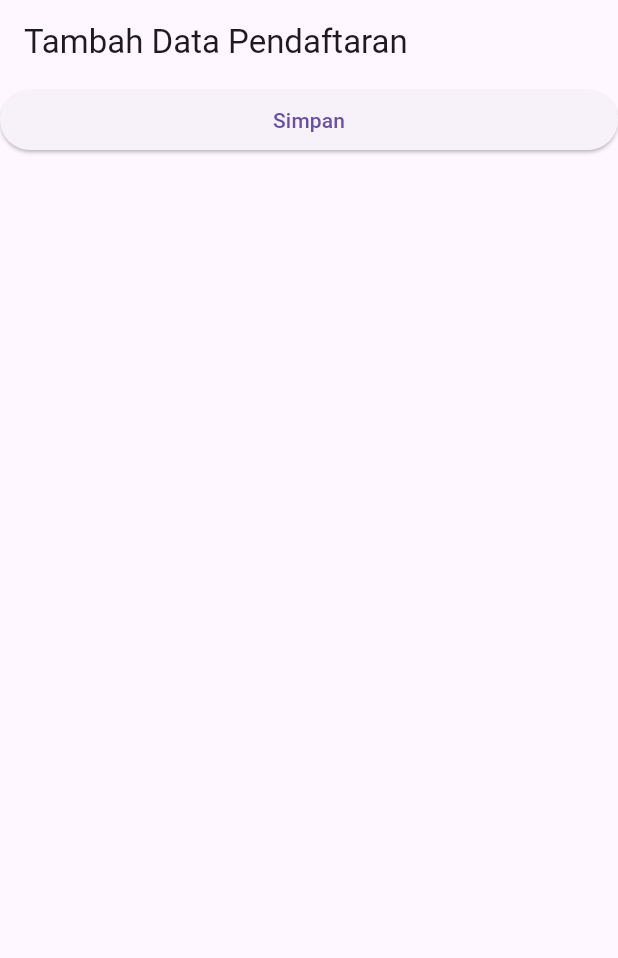
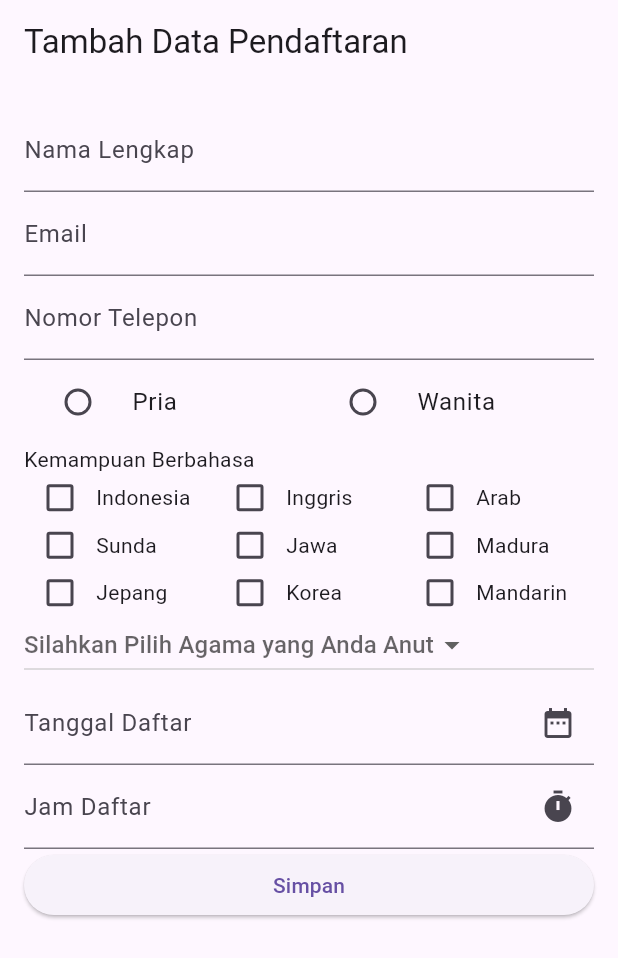
Before and after one commit to FarhanSFix/p11, a Flutter app: the PendaftaranAdd screen opened directly, after a tap on "Simpan", on a phone screen of 412 x 824 dp. Shown: the top 958 px of the screen. Run offline on Flutter 3.47's test engine with Material 3 defaults, Android fonts, the phone set to English and light mode, and no system bars; network calls fail.

Commit message:
tambah data

```diff
--- /dev/null
+++ b/lib/KemampuanBerbahasa.dart
@@ -0,0 +1,77 @@
+import 'package:flutter/material.dart';
+
+List<String> bahasaDipilihList = [];
+
+class KemampuanBerbahasa extends StatefulWidget {
+  const KemampuanBerbahasa({super.key});
+
+  @override
+  State<KemampuanBerbahasa> createState() => _KemampuanBerbahasaState();
+}
+
+class _KemampuanBerbahasaState extends State<KemampuanBerbahasa> {
+  List<String> bahasaList = [
+    "Indonesia",
+    "Inggris",
+    "Arab",
+    "Sunda",
+    "Jawa",
+    "Madura",
+    "Jepang",
+    "Korea",
+    "Mandarin",
+  ];
+  @override
+  Widget build(BuildContext context) {
+    return Column(
+      crossAxisAlignment: CrossAxisAlignment.start,
+      children: [
+        Text("Kemampuan Berbahasa"),
+        Container(
+          height: 90,
+          child: GridView(
+            gridDelegate: SliverGridDelegateWithFixedCrossAxisCount(crossAxisCount: 3, childAspectRatio: 4/1),
+            children: bahasaList.map((e) => OpsiBahasa(strBahasa: e)).toList(),
+          ),
+        ),
+      ],
+    );
+  }
+}
+
+class OpsiBahasa extends StatefulWidget {
+  final String strBahasa;
+  const OpsiBahasa({
+    super.key,
+    required this.strBahasa,
+  });
+
+  @override
+  State<OpsiBahasa> createState() => _OpsiBahasaState();
+}
+
+class _OpsiBahasaState extends State<OpsiBahasa> {
+  bool? opsiDipilih = false;
+
+  @override
+  Widget build(BuildContext context) {
+    return Row(
+      children: [
+        Checkbox(
+          value: opsiDipilih,
+          onChanged: (value){
+            setState(() {
+              opsiDipilih=value;
+              if (value==true) {
+                bahasaDipilihList.add(widget.strBahasa);
+              } else {
+                bahasaDipilihList.remove(widget.strBahasa);
+              }
+            });
+          },
+        ),
+        Text(widget.strBahasa),
+      ],
+    );
+  }
+}
--- /dev/null
+++ b/lib/agama.dart
@@ -0,0 +1,36 @@
+import 'package:flutter/material.dart';
+String? agamaDipilih;
+
+class Agama extends StatefulWidget {
+  const Agama({super.key});
+
+  @override
+  State<Agama> createState() => _AgamaState();
+}
+
+class _AgamaState extends State<Agama> {
+  List<String> agamaList = [
+    "Islam",
+    "Katolik",
+    "Protestan",
+    "Hindu",
+    "Budha",
+    "Konghucu",
+    "Penganut Kepercayaan",
+  ];
+
+
+  @override
+  Widget build(BuildContext context) {
+    return DropdownButton(
+      hint: Text("Silahkan Pilih Agama yang Anda Anut"),
+      value: agamaDipilih,
+      items: agamaList.map((e) => DropdownMenuItem(child: Text(e), value: e,)).toList(),
+      onChanged: (value){
+        setState(() {
+          agamaDipilih = value;
+        });
+      },
+    );
+  }
+}
--- /dev/null
+++ b/lib/jamDaftar.dart
@@ -0,0 +1,43 @@
+import 'package:flutter/material.dart';
+TextEditingController jamDaftarController = TextEditingController();
+
+class jamDaftar extends StatefulWidget {
+  const jamDaftar({super.key});
+
+  @override
+  State<jamDaftar> createState() => _jamDaftarState();
+}
+
+class _jamDaftarState extends State<jamDaftar> {
+
+
+  @override
+  Widget build(BuildContext context) {
+    return TextField(
+      controller: jamDaftarController,
+      decoration: InputDecoration(
+        label: Text("Jam Daftar"),
+        suffixIcon: IconButton(
+          onPressed: () {pilihTanggal();},
+          icon: Icon(Icons.timer),
+        ),
+      ),
+    );
+  }
+
+  Future<void> pilihTanggal() async {
+    TimeOfDay? jamDidapat;
+
+    jamDidapat=await showTimePicker(
+      context: context,
+      initialTime: TimeOfDay.now()
+    );
+
+    if (jamDidapat.toString() != "null") {
+      jamDaftarController.text = jamDidapat
+      .toString()
+      .replaceAll('TimeOfDay(', '')
+      .replaceAll(')', '');
+    }
+  }
+}
--- a/lib/konstanta.dart
+++ b/lib/konstanta.dart
@@ -1 +1 @@
-const baseUrl = 'https://0976-103-87-149-54.ngrok-free.app/';
+const baseUrl = 'http://192.168.0.102:8080/';
--- a/lib/pendaftaran_add.dart
+++ b/lib/pendaftaran_add.dart
@@ -2,9 +2,13 @@ import 'dart:convert';
 
 import 'package:flutter/material.dart';
 import 'package:http/http.dart' as http;
+import 'package:p11/KemampuanBerbahasa.dart';
+import 'package:p11/agama.dart';
+import 'package:p11/jamDaftar.dart';
 import 'package:p11/konstanta.dart';
 import 'package:p11/main.dart';
 import 'package:p11/pendaftaran_model.dart';
+import 'package:p11/tanggalDaftar.dart';
 
 class PendaftaranAdd extends StatefulWidget {
   const PendaftaranAdd({super.key});
@@ -14,6 +18,12 @@ class PendaftaranAdd extends StatefulWidget {
 }
 
 class _PendaftaranAddState extends State<PendaftaranAdd> {
+  TextEditingController namaController = TextEditingController();
+  TextEditingController emailController = TextEditingController();
+  TextEditingController noTelpController = TextEditingController();
+
+  String? jenisKelamin;
+
   @override
   Widget build(BuildContext context) {
     return Scaffold(
@@ -26,22 +36,69 @@ class _PendaftaranAddState extends State<PendaftaranAdd> {
             MaterialPageRoute(builder: (context) => DataPendaftaran()),
           );
         },
+        child: Padding(
+          padding: const EdgeInsets.all(16.0),
           child: ListView(
             children: [
+              TextField(
+                controller: namaController,
+                decoration: InputDecoration(label: Text("Nama Lengkap")),
+              ),
+              TextField(
+                controller: emailController,
+                decoration: InputDecoration(label: Text("Email")),
+              ),
+              TextField(
+                controller: noTelpController,
+                decoration: InputDecoration(label: Text("Nomor Telepon")),
+              ),
+              Row(
+                mainAxisAlignment: MainAxisAlignment.spaceEvenly,
+                children: [
+                  Expanded(
+                    child: RadioListTile(
+                      title: Text("Pria"),
+                      value: "Pria",
+                      groupValue: jenisKelamin,
+                      onChanged: (value) {
+                        setState(() {
+                          jenisKelamin = value;
+                        });
+                      },
+                    ),
+                  ),
+                  Expanded(
+                    child: RadioListTile(
+                      title: Text("Wanita"),
+                      value: "Wanita",
+                      groupValue: jenisKelamin,
+                      onChanged: (value) {
+                        setState(() {
+                          jenisKelamin = value;
+                        });
+                      },
+                    ),
+                  ),
+                ],
+              ),
+              KemampuanBerbahasa(),
+              Agama(),
+              TanggalDaftar(),
+              jamDaftar(),
               ElevatedButton(
                 onPressed: () async {
-                var url = Uri.parse(baseUrl + 'pendaftran');
+                  var url = Uri.parse(baseUrl + 'pendaftaran');
                   var respons = await http.post(
                     url,
                     body: PendaftaranModel(
-                    nama: "jokoabc4",
-                    email: "jokoabc4@gmail.com",
-                    noTelpon: "08964",
-                    jenisKelamin: "Pria",
-                    bahasa: "Indonesia, Inggris, Batak",
-                    agama: "Katolik",
-                    tanggalDaftar: "2024-01-01",
-                    jamDaftar: "20:00:00",
+                      nama: namaController.text,
+                      email: emailController.text,
+                      noTelpon: noTelpController.text,
+                      jenisKelamin: jenisKelamin,
+                      bahasa: bahasaDipilihList.toString(),
+                      agama: agamaDipilih,
+                      tanggalDaftar: TanggalDaftarController.text,
+                      jamDaftar: jamDaftarController.text,
                     ).toJson(),
                   );
 
@@ -61,7 +118,9 @@ class _PendaftaranAddState extends State<PendaftaranAdd> {
                   } else {
                     Navigator.push(
                       context,
-                    MaterialPageRoute(builder: (context) => DataPendaftaran()),
+                      MaterialPageRoute(
+                        builder: (context) => DataPendaftaran(),
+                      ),
                     );
                   }
                 },
@@ -70,6 +129,7 @@ class _PendaftaranAddState extends State<PendaftaranAdd> {
             ],
           ),
         ),
+      ),
     );
   }
 }
--- /dev/null
+++ b/lib/tanggalDaftar.dart
@@ -0,0 +1,41 @@
+import 'package:flutter/material.dart';
+TextEditingController TanggalDaftarController = TextEditingController();
+
+class TanggalDaftar extends StatefulWidget {
+  const TanggalDaftar({super.key});
+
+  @override
+  State<TanggalDaftar> createState() => _TanggalDaftarState();
+}
+
+class _TanggalDaftarState extends State<TanggalDaftar> {
+
+
+  @override
+  Widget build(BuildContext context) {
+    return TextField(
+      controller: TanggalDaftarController,
+      decoration: InputDecoration(
+        label: Text("Tanggal Daftar"),
+        suffixIcon: IconButton(
+          onPressed: () {pilihTanggal();},
+          icon: Icon(Icons.date_range),
+        ),
+      ),
+    );
+  }
+
+  Future<void> pilihTanggal() async {
+    DateTime? tglDidapat;
+
+    tglDidapat=await showDatePicker(
+      context: context,
+      firstDate: DateTime(2024),
+      lastDate: DateTime(2025),
+    );
+
+    if (tglDidapat.toString() != "null") {
+      TanggalDaftarController.text = tglDidapat.toString().substring(0, 10);
+    }
+  }
+}
```
Lines whose indentation alone changed are shown as unchanged.
